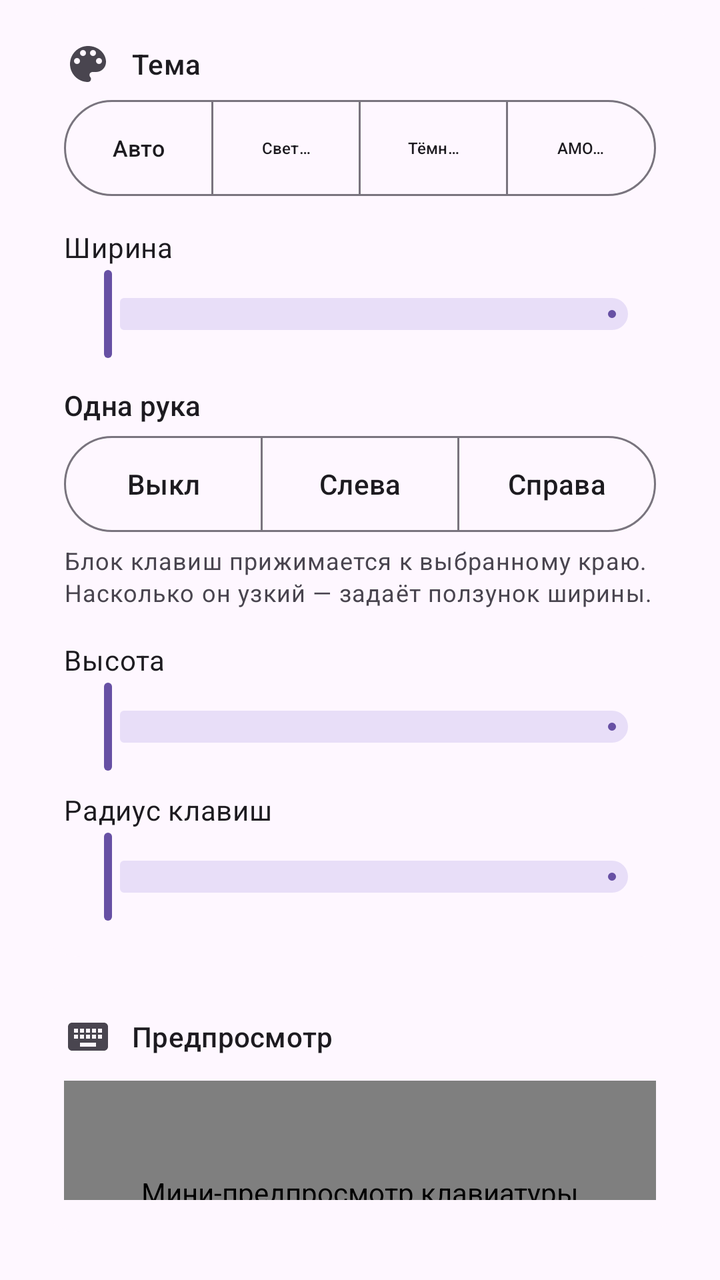
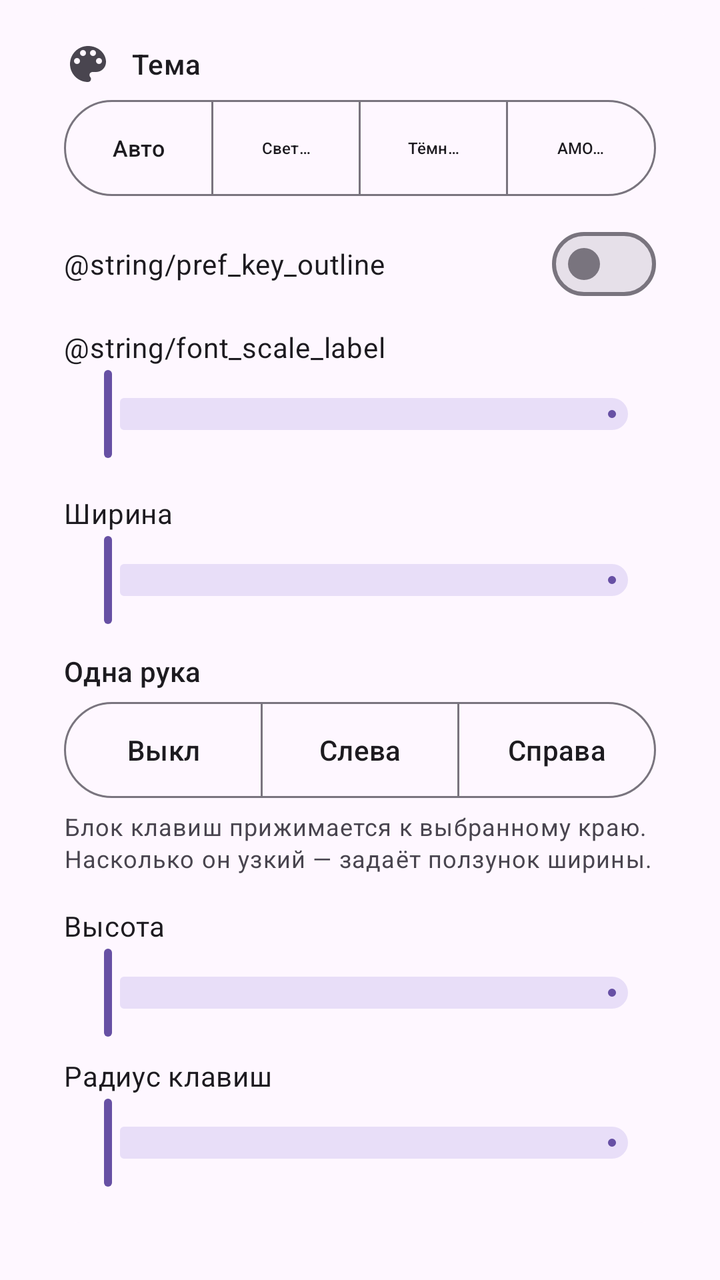

Two renders of the same Android screen: before a commit and after it. Below are the layout's source before the change and the commit's diff.
<!-- AndroidManifest.xml: application theme Theme.Mogged -->
<!-- res/layout/section_look.xml -->
<?xml version="1.0" encoding="utf-8"?>
<LinearLayout xmlns:android="http://schemas.android.com/apk/res/android"
    xmlns:app="http://schemas.android.com/apk/res-auto"
    android:layout_width="match_parent"
    android:layout_height="wrap_content"
    android:orientation="vertical"
    android:paddingStart="16dp"
    android:paddingEnd="16dp"
    android:paddingBottom="24dp">

    <com.google.android.material.card.MaterialCardView
        android:layout_width="match_parent"
        android:layout_height="wrap_content"
        android:layout_marginTop="4dp"
        app:cardCornerRadius="24dp"
        app:cardElevation="0dp"
        app:strokeWidth="0dp">

        <LinearLayout
            android:layout_width="match_parent"
            android:layout_height="wrap_content"
            android:orientation="vertical"
            android:padding="16dp">

            <LinearLayout
                android:layout_width="match_parent"
                android:layout_height="wrap_content"
                android:gravity="center_vertical"
                android:orientation="horizontal">

                <ImageView
                    android:layout_width="24dp"
                    android:layout_height="24dp"
                    android:contentDescription="@null"
                    android:src="@drawable/ic_nav_look"
                    app:tint="?attr/colorOnSurfaceVariant" />

                <TextView
                    android:layout_width="wrap_content"
                    android:layout_height="wrap_content"
                    android:layout_marginStart="10dp"
                    android:text="@string/theme_title"
                    android:textAppearance="?attr/textAppearanceTitleSmall" />
            </LinearLayout>

            <com.google.android.material.button.MaterialButtonToggleGroup
                android:id="@+id/themeGroup"
                android:layout_width="match_parent"
                android:layout_height="wrap_content"
                android:layout_marginTop="6dp"
                app:selectionRequired="true"
                app:singleSelection="true">

                <com.google.android.material.button.MaterialButton
                    android:id="@+id/themeSystem"
                    style="?attr/materialButtonOutlinedStyle"
                    android:layout_width="0dp"
                    android:layout_height="wrap_content"
                    android:layout_weight="1"
                    android:insetTop="0dp"
                    android:insetBottom="0dp"
                    android:minHeight="48dp"
                    android:text="@string/theme_auto_short"
                    android:textSize="12sp"
                    app:autoSizeMaxTextSize="12sp"
                    app:autoSizeMinTextSize="8sp"
                    app:autoSizeTextType="uniform" />

                <com.google.android.material.button.MaterialButton
                    android:id="@+id/themeLight"
                    style="?attr/materialButtonOutlinedStyle"
                    android:layout_width="0dp"
                    android:layout_height="wrap_content"
                    android:layout_weight="1"
                    android:insetTop="0dp"
                    android:insetBottom="0dp"
                    android:minHeight="48dp"
                    android:text="@string/theme_light"
                    android:textSize="12sp"
                    app:autoSizeMaxTextSize="12sp"
                    app:autoSizeMinTextSize="8sp"
                    app:autoSizeTextType="uniform" />

                <com.google.android.material.button.MaterialButton
                    android:id="@+id/themeDark"
                    style="?attr/materialButtonOutlinedStyle"
                    android:layout_width="0dp"
                    android:layout_height="wrap_content"
                    android:layout_weight="1"
                    android:insetTop="0dp"
                    android:insetBottom="0dp"
                    android:minHeight="48dp"
                    android:text="@string/theme_dark"
                    android:textSize="12sp"
                    app:autoSizeMaxTextSize="12sp"
                    app:autoSizeMinTextSize="8sp"
                    app:autoSizeTextType="uniform" />

                <com.google.android.material.button.MaterialButton
                    android:id="@+id/themeAmoled"
                    style="?attr/materialButtonOutlinedStyle"
                    android:layout_width="0dp"
                    android:layout_height="wrap_content"
                    android:layout_weight="1"
                    android:insetTop="0dp"
                    android:insetBottom="0dp"
                    android:minHeight="48dp"
                    android:text="@string/theme_amoled_short"
                    android:textSize="12sp"
                    app:autoSizeMaxTextSize="12sp"
                    app:autoSizeMinTextSize="8sp"
                    app:autoSizeTextType="uniform" />
            </com.google.android.material.button.MaterialButtonToggleGroup>

            <LinearLayout
                android:layout_width="match_parent"
                android:layout_height="wrap_content"
                android:layout_marginTop="16dp"
                android:gravity="center_vertical"
                android:orientation="horizontal">

                <TextView
                    android:layout_width="0dp"
                    android:layout_height="wrap_content"
                    android:layout_weight="1"
                    android:text="@string/width_label"
                    android:textAppearance="?attr/textAppearanceBodyMedium" />

                <TextView
                    android:id="@+id/widthValue"
                    android:layout_width="wrap_content"
                    android:layout_height="wrap_content"
                    android:textAppearance="?attr/textAppearanceBodyMedium"
                    android:textColor="?attr/colorOnSurfaceVariant" />
            </LinearLayout>

            <com.google.android.material.slider.Slider
                android:id="@+id/sldWidth"
                android:layout_width="match_parent"
                android:layout_height="wrap_content" />

            <TextView
                android:layout_width="wrap_content"
                android:layout_height="wrap_content"
                android:layout_marginTop="12dp"
                android:text="@string/onehand_title"
                android:textAppearance="?attr/textAppearanceTitleSmall" />

            <com.google.android.material.button.MaterialButtonToggleGroup
                android:id="@+id/oneHandGroup"
                android:layout_width="match_parent"
                android:layout_height="wrap_content"
                android:layout_marginTop="6dp"
                app:selectionRequired="true"
                app:singleSelection="true">

                <com.google.android.material.button.MaterialButton
                    android:id="@+id/oneHandOff"
                    style="?attr/materialButtonOutlinedStyle"
                    android:layout_width="0dp"
                    android:layout_height="wrap_content"
                    android:layout_weight="1"
                    android:insetTop="0dp"
                    android:insetBottom="0dp"
                    android:minHeight="48dp"
                    android:text="@string/onehand_off" />

                <com.google.android.material.button.MaterialButton
                    android:id="@+id/oneHandLeft"
                    style="?attr/materialButtonOutlinedStyle"
                    android:layout_width="0dp"
                    android:layout_height="wrap_content"
                    android:layout_weight="1"
                    android:insetTop="0dp"
                    android:insetBottom="0dp"
                    android:minHeight="48dp"
                    android:text="@string/onehand_left" />

                <com.google.android.material.button.MaterialButton
                    android:id="@+id/oneHandRight"
                    style="?attr/materialButtonOutlinedStyle"
                    android:layout_width="0dp"
                    android:layout_height="wrap_content"
                    android:layout_weight="1"
                    android:insetTop="0dp"
                    android:insetBottom="0dp"
                    android:minHeight="48dp"
                    android:text="@string/onehand_right" />
            </com.google.android.material.button.MaterialButtonToggleGroup>

            <TextView
                android:layout_width="match_parent"
                android:layout_height="wrap_content"
                android:layout_marginTop="6dp"
                android:text="@string/onehand_hint"
                android:textAppearance="?attr/textAppearanceBodySmall"
                android:textColor="?attr/colorOnSurfaceVariant" />

            <LinearLayout
                android:layout_width="match_parent"
                android:layout_height="wrap_content"
                android:layout_marginTop="16dp"
                android:gravity="center_vertical"
                android:orientation="horizontal">

                <TextView
                    android:layout_width="0dp"
                    android:layout_height="wrap_content"
                    android:layout_weight="1"
                    android:text="@string/height_label"
                    android:textAppearance="?attr/textAppearanceBodyMedium" />

                <TextView
                    android:id="@+id/heightValue"
                    android:layout_width="wrap_content"
                    android:layout_height="wrap_content"
                    android:textAppearance="?attr/textAppearanceBodyMedium"
                    android:textColor="?attr/colorOnSurfaceVariant" />
            </LinearLayout>

            <com.google.android.material.slider.Slider
                android:id="@+id/sldHeight"
                android:layout_width="match_parent"
                android:layout_height="wrap_content" />

            <LinearLayout
                android:layout_width="match_parent"
                android:layout_height="wrap_content"
                android:layout_marginTop="8dp"
                android:gravity="center_vertical"
                android:orientation="horizontal">

                <TextView
                    android:layout_width="0dp"
                    android:layout_height="wrap_content"
                    android:layout_weight="1"
                    android:text="@string/radius_label"
                    android:textAppearance="?attr/textAppearanceBodyMedium" />

                <TextView
                    android:id="@+id/radiusValue"
                    android:layout_width="wrap_content"
                    android:layout_height="wrap_content"
                    android:textAppearance="?attr/textAppearanceBodyMedium"
                    android:textColor="?attr/colorOnSurfaceVariant" />
            </LinearLayout>

            <com.google.android.material.slider.Slider
                android:id="@+id/sldRadius"
                android:layout_width="match_parent"
                android:layout_height="wrap_content" />
        </LinearLayout>
    </com.google.android.material.card.MaterialCardView>

    
    <com.google.android.material.card.MaterialCardView
        android:layout_width="match_parent"
        android:layout_height="wrap_content"
        android:layout_marginTop="12dp"
        app:cardCornerRadius="24dp"
        app:cardElevation="0dp"
        app:strokeWidth="0dp">

        <LinearLayout
            android:layout_width="match_parent"
            android:layout_height="wrap_content"
            android:orientation="vertical"
            android:padding="16dp">

            <LinearLayout
                android:layout_width="match_parent"
                android:layout_height="wrap_content"
                android:gravity="center_vertical"
                android:orientation="horizontal">

                <ImageView
                    android:layout_width="24dp"
                    android:layout_height="24dp"
                    android:contentDescription="@null"
                    android:src="@drawable/ic_nav_input"
                    app:tint="?attr/colorOnSurfaceVariant" />

                <TextView
                    android:layout_width="wrap_content"
                    android:layout_height="wrap_content"
                    android:layout_marginStart="10dp"
                    android:text="@string/preview_title"
                    android:textAppearance="?attr/textAppearanceTitleSmall" />
            </LinearLayout>

            <com.mogged.keyboard.MiniKeyboardPreview
                android:id="@+id/miniPreview"
                android:layout_width="match_parent"
                android:layout_height="112dp"
                android:layout_marginTop="10dp"
                android:contentDescription="@string/preview_desc" />
        </LinearLayout>
    </com.google.android.material.card.MaterialCardView>

    <Button
        android:id="@+id/btnResetLook"
        style="?attr/materialButtonOutlinedStyle"
        android:layout_width="match_parent"
        android:layout_height="wrap_content"
        android:layout_marginTop="12dp"
        android:minHeight="48dp"
        android:text="@string/reset_section" />
</LinearLayout>
<!-- resources referenced by this layout -->
<resources>
  <!-- drawable ic_nav_input (drawable) -->
  <?xml version="1.0" encoding="utf-8"?>
  <vector xmlns:android="http://schemas.android.com/apk/res/android"
      android:width="24dp"
      android:height="24dp"
      android:viewportWidth="24"
      android:viewportHeight="24">
      <path
          android:fillColor="#FFFFFFFF"
          android:pathData="M20,5H4c-1.1,0 -1.99,0.9 -1.99,2L2,17c0,1.1 0.9,2 2,2h16c1.1,0 2,-0.9 2,-2V7c0,-1.1 -0.9,-2 -2,-2zM11,8h2v2h-2V8zM11,11h2v2h-2v-2zM8,8h2v2H8V8zM8,11h2v2H8v-2zM7,13H5v-2h2v2zM7,10H5V8h2v2zM16,17H8v-2h8v2zM16,13h-2v-2h2v2zM16,10h-2V8h2v2zM19,13h-2v-2h2v2zM19,10h-2V8h2v2z" />
  </vector>
  <!-- drawable ic_nav_look (drawable) -->
  <?xml version="1.0" encoding="utf-8"?>
  <vector xmlns:android="http://schemas.android.com/apk/res/android"
      android:width="24dp"
      android:height="24dp"
      android:viewportWidth="24"
      android:viewportHeight="24">
      <path
          android:fillColor="#FFFFFFFF"
          android:pathData="M12,3c-4.97,0 -9,4.03 -9,9s4.03,9 9,9c0.83,0 1.5,-0.67 1.5,-1.5 0,-0.39 -0.15,-0.74 -0.39,-1.01 -0.23,-0.26 -0.38,-0.61 -0.38,-0.99 0,-0.83 0.67,-1.5 1.5,-1.5H16c2.76,0 5,-2.24 5,-5 0,-4.42 -4.03,-8 -9,-8zM6.5,12C5.67,12 5,11.33 5,10.5S5.67,9 6.5,9 8,9.67 8,10.5 7.33,12 6.5,12zM9.5,8C8.67,8 8,7.33 8,6.5S8.67,5 9.5,5s1.5,0.67 1.5,1.5S10.33,8 9.5,8zM14.5,8c-0.83,0 -1.5,-0.67 -1.5,-1.5S13.67,5 14.5,5s1.5,0.67 1.5,1.5S15.33,8 14.5,8zM17.5,12c-0.83,0 -1.5,-0.67 -1.5,-1.5S16.67,9 17.5,9s1.5,0.67 1.5,1.5 -0.67,1.5 -1.5,1.5z" />
  </vector>
  <string name="height_label">Высота</string>
  <string name="onehand_hint">Блок клавиш прижимается к выбранному краю. Насколько он узкий — задаёт ползунок ширины.</string>
  <string name="onehand_left">Слева</string>
  <string name="onehand_off">Выкл</string>
  <string name="onehand_right">Справа</string>
  <string name="onehand_title">Одна рука</string>
  <string name="preview_desc">Мини-предпросмотр клавиатуры</string>
  <string name="preview_title">Предпросмотр</string>
  <string name="radius_label">Радиус клавиш</string>
  <string name="reset_section">Сбросить раздел</string>
  <string name="theme_amoled_short">AMOLED</string>
  <string name="theme_auto_short">Авто</string>
  <string name="theme_dark">Тёмная</string>
  <string name="theme_light">Светлая</string>
  <string name="theme_title">Тема</string>
  <string name="width_label">Ширина</string>
  <style name="Theme.Mogged" parent="Theme.Material3.DayNight.NoActionBar">
          <item name="android:statusBarColor">@android:color/transparent</item>
          <item name="android:navigationBarColor">@android:color/transparent</item>
      </style>
</resources>

<!-- the commit's change to res/layout/section_look.xml (unified diff, before → after) -->
@@ -112,6 +112,41 @@
                     app:autoSizeTextType="uniform" />
             </com.google.android.material.button.MaterialButtonToggleGroup>
 
+            <com.google.android.material.materialswitch.MaterialSwitch
+                android:id="@+id/swOutline"
+                android:layout_width="match_parent"
+                android:layout_height="wrap_content"
+                android:layout_marginTop="10dp"
+                android:minHeight="48dp"
+                android:text="@string/pref_key_outline" />
+
+            <LinearLayout
+                android:layout_width="match_parent"
+                android:layout_height="wrap_content"
+                android:layout_marginTop="8dp"
+                android:gravity="center_vertical"
+                android:orientation="horizontal">
+
+                <TextView
+                    android:layout_width="0dp"
+                    android:layout_height="wrap_content"
+                    android:layout_weight="1"
+                    android:text="@string/font_scale_label"
+                    android:textAppearance="?attr/textAppearanceBodyMedium" />
+
+                <TextView
+                    android:id="@+id/fontScaleValue"
+                    android:layout_width="wrap_content"
+                    android:layout_height="wrap_content"
+                    android:textAppearance="?attr/textAppearanceBodyMedium"
+                    android:textColor="?attr/colorOnSurfaceVariant" />
+            </LinearLayout>
+
+            <com.google.android.material.slider.Slider
+                android:id="@+id/sldFontScale"
+                android:layout_width="match_parent"
+                android:layout_height="wrap_content" />
+
             <LinearLayout
                 android:layout_width="match_parent"
                 android:layout_height="wrap_content"
